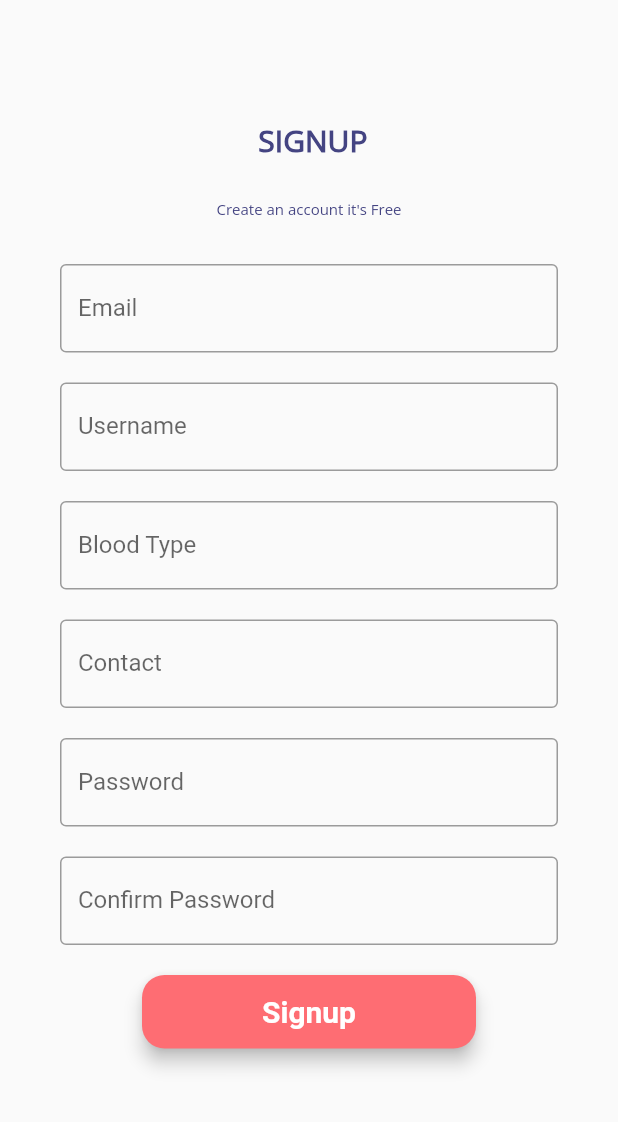
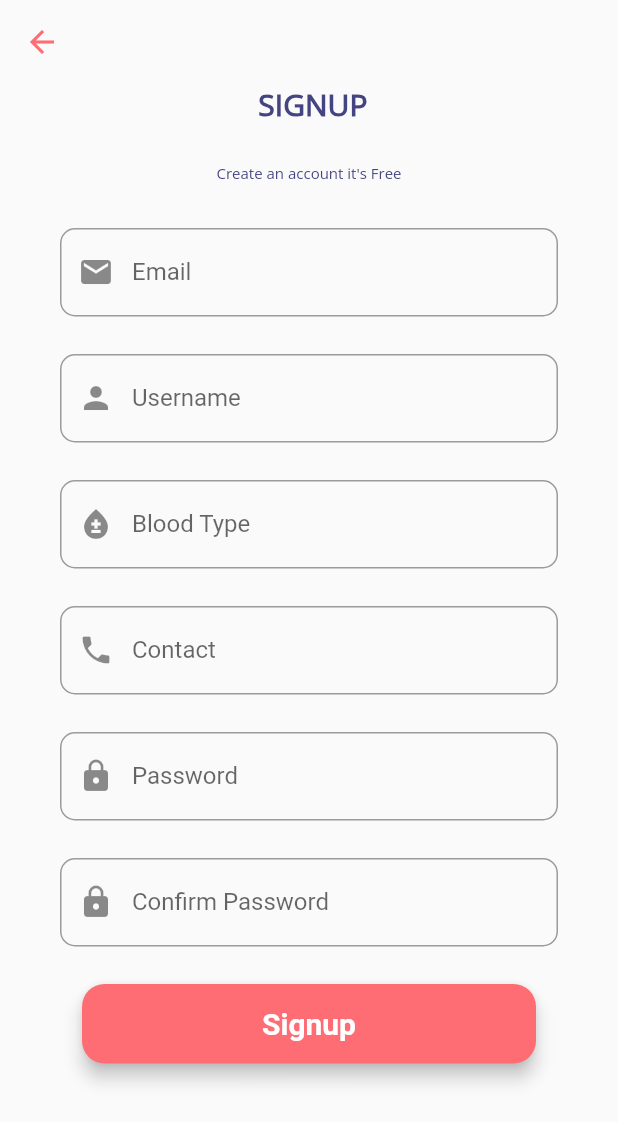
Before and after one commit to Ajit-khadka/AidHub-Flutter-Application, a Flutter app: the LoginPage screen opened directly, after a tap on "Don’t have an Account ? Sign Up", on a phone screen of 412 x 824 dp. Shown: the top 1122 px of the screen. Run offline on Flutter 3.47's test engine with Material 2 defaults, Android fonts, the phone set to English and light mode, and no system bars; our stand-ins replace firebase_auth, firebase_core, fluttertoast, form_field_validator; accounts and stored records are empty.

Commit message:
some minor change in signup and validate, login in loginpage

```diff
--- a/lib/loginPage/login.dart
+++ b/lib/loginPage/login.dart
@@ -4,6 +4,7 @@ import 'package:blood_bank/signUp/register.dart';
 import 'package:firebase_auth/firebase_auth.dart';
 import 'package:flutter/material.dart';
 import 'package:firebase_core/firebase_core.dart';
+import 'package:fluttertoast/fluttertoast.dart';
 import 'package:form_field_validator/form_field_validator.dart';
 import '../Homepage/home_page.dart';
 import '../main_page.dart';
@@ -19,6 +20,7 @@ class LoginPage extends StatefulWidget {
 //text controller
 final emailController = TextEditingController();
 final passwordController = TextEditingController();
+GlobalKey<FormState> formKey = GlobalKey<FormState>();
 
 Widget buildEmail() {
   return Material(
@@ -160,13 +162,19 @@ Widget orLine() {
 class LoginPageState extends State<LoginPage> {
 
 
-  void signUserIn() async{
-    try {
+  void signUserIn(String email, String password) async{
+    if(formKey.currentState!.validate()){
       await FirebaseAuth.instance.signInWithEmailAndPassword(
         email: emailController.text,
         password: passwordController.text,
-      );
-    } on FirebaseAuthException catch (e) {
+      ).then((uid) =>
+      {
+        Fluttertoast.showToast(msg: "Login Successful"),
+        Navigator.of(context).push(MaterialPageRoute(builder: (context) => MainPage())),
+
+
+      }).catchError((e)
+      {
           if(e.code=='invalid-email'){
             errorEmail();
           } else if (e.code=='wrong-password'){
@@ -174,11 +182,21 @@ class LoginPageState extends State<LoginPage> {
           } else if (e.code=='user-not-found'){
             errorPass();
           }
+        });
+
+
+
+    // } on FirebaseAuthException catch (e) {
+    //   if(e.code=='invalid-email'){
+    //     errorEmail();
+    //   } else if (e.code=='wrong-password'){
+    //     errorPassword();
+    //   } else if (e.code=='user-not-found'){
+    //     errorPass();
+    //   }
 
     }
-    Navigator.of(context).push(MaterialPageRoute(builder: (context){
-      return MainPage();
-    }));
+
 
     emailController.clear();
     passwordController.clear();
@@ -192,13 +210,13 @@ class LoginPageState extends State<LoginPage> {
     if(email=='' || password==''){
       fill();
     }else{
-      signUserIn();
+      signUserIn(email, password);
     }
   }
 
   void fill(){
     showDialog(context: context, builder: (context){
-      return AlertDialog( title:Text("Enter Email and password",
+      return AlertDialog( title:Text("Enter Email and password",  textAlign: TextAlign.center,
         style: TextStyle(
           color: Color.fromARGB(255, 68, 68, 130),
           fontSize: 18,
@@ -226,7 +244,7 @@ class LoginPageState extends State<LoginPage> {
 
   void errorEmail(){
     showDialog(context: context, builder: (context){
-      return AlertDialog( title:Text("Invalid Email", style: TextStyle(
+      return AlertDialog( title:Text("Invalid Email", textAlign: TextAlign.center,style: TextStyle(
         color: Color.fromARGB(255, 68, 68, 130),
         fontSize: 18,
         fontFamily: 'OpenSans',
@@ -274,7 +292,7 @@ class LoginPageState extends State<LoginPage> {
 
   void errorPass(){
     showDialog(context: context, builder: (context){
-      return AlertDialog( title:Text("Account doesn't Exist", style: TextStyle(
+      return AlertDialog( title:Text("Account doesn't Exist", textAlign: TextAlign.center, style: TextStyle(
         color: Color.fromARGB(255, 68, 68, 130),
         fontSize: 18,
         fontFamily: 'OpenSans',
@@ -299,21 +317,18 @@ class LoginPageState extends State<LoginPage> {
   @override
   Widget build(BuildContext context) {
     return Scaffold(
-      resizeToAvoidBottomInset: false,
-      body: Container(
-        decoration: BoxDecoration(
-          image: DecorationImage(
-              image: AssetImage("images/Login.png"),
-              fit: BoxFit.cover),
-        ),
-        width: double.infinity,
-        height: double.infinity,
-        child: Column(
+      //resizeToAvoidBottomInset: false,
+      body: SingleChildScrollView(
+      child: Form(
+        key: formKey,
+        child: Container(
+        color: Colors.white,
+      child : Column(
           mainAxisAlignment: MainAxisAlignment.center,
           children: <Widget>[
-            // SizedBox(
-            //   height: 50,
-            // ),
+            SizedBox(
+              height: 50,
+            ),
             Text(
               "LOGIN",
               style: TextStyle(
@@ -324,8 +339,9 @@ class LoginPageState extends State<LoginPage> {
                 letterSpacing: 0,
               ),
             ),
+            Image.asset("images/Login.png", scale: 0.5),
             SizedBox(
-              height: 300,
+              height: 10,
             ),
             Padding(
               padding:
@@ -374,6 +390,8 @@ class LoginPageState extends State<LoginPage> {
           ],
         ),
       ),
+      ),
+      ),
     );
   }
 }
--- a/lib/signUp/register.dart
+++ b/lib/signUp/register.dart
@@ -15,9 +15,9 @@ Widget text(BuildContext context) {
   return Center(
     child: Column(
       children: const [
-        SizedBox(
-          height: 40,
-        ),
+        // SizedBox(
+        //   height: 0,
+        // ),
         Text(
           "  SIGNUP ",
           style: TextStyle(
@@ -73,15 +73,32 @@ class Register extends State<SignIn> {
     }
   }
 
+  final _emailController= TextEditingController();
+  final usernameController= TextEditingController();
+  final bloodController= TextEditingController();
+  final contactController= TextEditingController();
+  final _passwordController= TextEditingController();
+  final _confirmPasswordController= TextEditingController();
 
 
   @override
   Widget build(BuildContext context) {
     return Scaffold(
+      appBar: AppBar(
+        backgroundColor: Colors.transparent,
+        elevation: 0,
+        leading : IconButton(
+          icon: Icon(Icons.arrow_back,
+          color: Color.fromRGBO(254, 109, 115, 1) ),
+          onPressed: (){
+            Navigator.of(context).pop();
+          },
+        )
+    ),
       //resizeToAvoidBottomInset: true,
       body: SingleChildScrollView(
         child: Padding(
-          padding: EdgeInsets.all(40),
+          padding: EdgeInsets.symmetric(vertical: 0, horizontal: 40),
           child: Center(
             child: Form(
               key: formkey,
@@ -89,10 +106,22 @@ class Register extends State<SignIn> {
                 mainAxisAlignment: MainAxisAlignment.center,
                 children: <Widget>[
                   text(context),
+                  //email
                   TextFormField(
+                    controller: _emailController,
                     keyboardType: TextInputType.emailAddress,
-                    decoration: const InputDecoration(
-                        border: OutlineInputBorder(), labelText: "Email", labelStyle: TextStyle()),
+                    onSaved: (value){
+                      _emailController.text = value!;
+                    },
+                      textInputAction: TextInputAction.next,
+                    decoration: InputDecoration(
+                      prefixIcon: Icon(Icons.email),
+                        border: OutlineInputBorder(
+                          borderRadius: BorderRadius.circular(10),
+                        ),
+                      labelText: "Email", labelStyle: TextStyle(),
+                    ),
+
                         validator: (value) {
                                if (value!.isEmpty || !RegExp(r"^[a-zA-Z0-9.a-zA-Z0-9.!#$%&'*+-/=?^_`{|}~]+@[a-zA-Z0-9]+\.[a-zA-Z]+").hasMatch(value!)) {
                                    return "Not a valid Email";
@@ -101,9 +130,15 @@ class Register extends State<SignIn> {
                             }
                          }
                   ),
+                  //Username
                   Padding(
-                    padding: EdgeInsets.only(top: 20.0),
+                    padding: EdgeInsets.only(top: 25.0),
                     child: TextFormField(
+                      controller: usernameController,
+                      onSaved: (value){
+                        usernameController.text = value!;
+                      },
+                      textInputAction: TextInputAction.next,
                       validator: (value){
                         if(value!.isEmpty ||!RegExp(r'^[a-z A-Z]+$').hasMatch(value!)){
                           return "Not a valid Username";
@@ -112,56 +147,95 @@ class Register extends State<SignIn> {
                         }
                       },
                       decoration: InputDecoration(
-                          border: OutlineInputBorder(), labelText: "Username"),
+                          prefixIcon: Icon(Icons.person),
+                          border: OutlineInputBorder(
+                            borderRadius: BorderRadius.circular(10),
+                          ), labelText: "Username"),
 
                     ),
                   ),
+                  //bloodType
                   Padding(
-                    padding: EdgeInsets.only(top: 20.0),
+                    padding: EdgeInsets.only(top: 25.0),
                     child: TextFormField(
+                      controller: bloodController,
+                      onSaved: (value){
+                        bloodController.text = value!;
+                      },
+                      textInputAction: TextInputAction.next,
                       decoration: InputDecoration(
-                          border: OutlineInputBorder(),
+                        prefixIcon: Icon(Icons.bloodtype),
+                          border: OutlineInputBorder(
+                            borderRadius: BorderRadius.circular(10),
+                          ),
                           labelText: "Blood Type"),
                       validator: MultiValidator([
                         RequiredValidator(errorText: "Required"),
                       ]),
                     ),
                   ),
+                  //contact
                   Padding(
-                    padding: EdgeInsets.only(top: 20.0),
+                    padding: EdgeInsets.only(top: 25.0),
                     child: TextFormField(
+                      controller: contactController,
+                      onSaved: (value){
+                        contactController.text = value!;
+                      },
+                      textInputAction: TextInputAction.next,
                       keyboardType: TextInputType.number,
                       inputFormatters: <TextInputFormatter>[
                         FilteringTextInputFormatter.allow(RegExp(r'[0-9]')),
                         FilteringTextInputFormatter.digitsOnly
                       ],
                       decoration: InputDecoration(
-                          border: OutlineInputBorder(), labelText: "Contact"),
+                          prefixIcon: Icon(Icons.phone),
+                          border: OutlineInputBorder(
+                            borderRadius: BorderRadius.circular(10),
+                          ), labelText: "Contact"),
                       validator: privatenumber,
                     ),
                   ),
+                  //password
                   Padding(
-                    padding: EdgeInsets.only(top: 20.0),
+                    padding: EdgeInsets.only(top: 25.0),
                     child: TextFormField(
+                      controller: _passwordController,
+                      onSaved: (value){
+                        _passwordController.text = value!;
+                      },
+                      textInputAction: TextInputAction.next,
                       obscureText: true,
                       decoration: InputDecoration(
-                          border: OutlineInputBorder(), labelText: "Password"),
+                          prefixIcon: Icon(Icons.lock),
+                          border: OutlineInputBorder(
+                            borderRadius: BorderRadius.circular(10),
+                          ), labelText: "Password"),
                       validator: requiredpass,
                     ),
                   ),
+                  //confirmPassword
                   Padding(
-                    padding: EdgeInsets.only(top: 20.0),
+                    padding: EdgeInsets.only(top: 25.0),
                     child: TextFormField(
+                      controller: _confirmPasswordController,
+                      onSaved: (value){
+                        _confirmPasswordController.text = value!;
+                      },
+                      textInputAction: TextInputAction.done,
                       obscureText: true,
                       decoration: InputDecoration(
-                          border: OutlineInputBorder(),
+                          prefixIcon: Icon(Icons.lock),
+                          border: OutlineInputBorder(
+                              borderRadius: BorderRadius.circular(10),),
                           labelText: "Confirm Password"),
                       validator: requiredpass,
                     ),
                   ),
+                  //signup button
                   Padding(
                     padding: const EdgeInsets.only(
-                      top: 20.0,
+                      top: 25.0,
                     ),
                     child: ElevatedButton(
                       child: Text(
@@ -182,7 +256,7 @@ class Register extends State<SignIn> {
                       style: ElevatedButton.styleFrom(
                         elevation: 5,
                         padding: EdgeInsets.symmetric(
-                            horizontal: 80, vertical: 13),
+                            horizontal: 120, vertical: 15),
                         shape: RoundedRectangleBorder(
                           borderRadius: BorderRadius.circular(15),
                         ),
--- a/pubspec.yaml
+++ b/pubspec.yaml
@@ -32,6 +32,7 @@ environment:
 # versions available, run `flutter pub outdated`.
 dependencies:
   #email validation
+  fluttertoast: ^8.1.2
   form_field_validator: '^1.0.1'
   flutter:
     sdk: flutter
```
Also changed, not shown: images/Login.png, pubspec.lock. Lines whose indentation alone changed are shown as unchanged.
